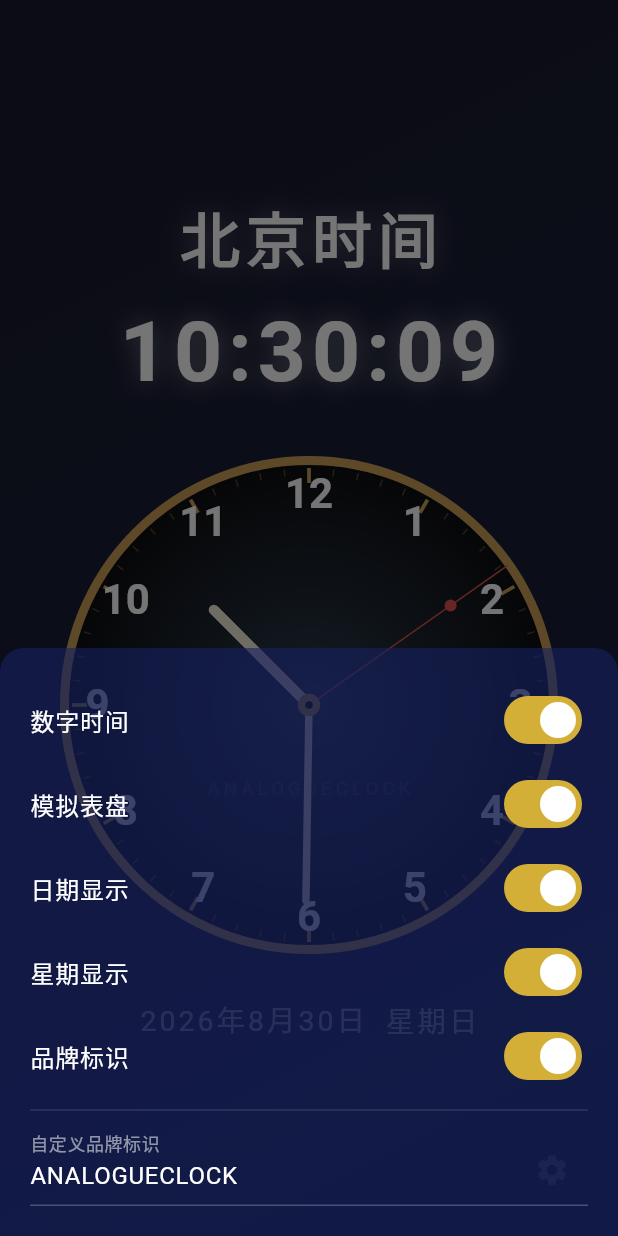
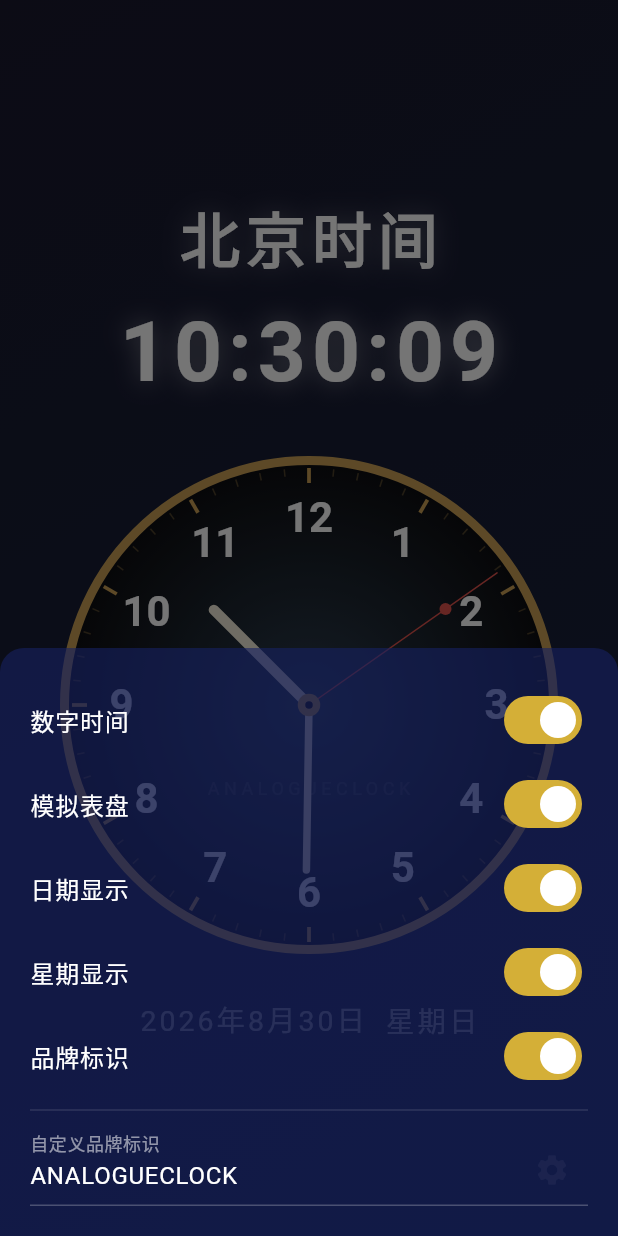
Before and after one commit to abai569/abaiclock, a Flutter app: the screen it shows after launch, after a tap on the "settings" icon, on a phone screen of 412 x 824 dp. Run offline on Flutter 3.47's test engine with Material 3 defaults, Android fonts, the phone set to English and light mode, and no system bars; our stand-ins replace shared_preferences.

Commit message:
sync hand lengths (88/108/150), red dot top:42, numbers radius-38, add settings persistence with shared_preferences

```diff
--- a/lib/main.dart
+++ b/lib/main.dart
@@ -2,6 +2,7 @@ import 'dart:async';
 import 'dart:math';
 import 'package:flutter/material.dart';
 import 'package:flutter/services.dart';
+import 'package:shared_preferences/shared_preferences.dart';
 
 void main() {
   runApp(const MyApp());
@@ -42,17 +43,41 @@ class _ClockPageState extends State<ClockPage> {
   bool _showWeekday = true;
   bool _showBrand = true;
   String _brandText = 'ANALOGUECLOCK';
+  bool _initialized = false;
 
   final List<String> _weekdays = ['星期日', '星期一', '星期二', '星期三', '星期四', '星期五', '星期六'];
 
   @override
   void initState() {
     super.initState();
+    _loadSettings();
     _timer = Timer.periodic(const Duration(milliseconds: 16), (_) {
       setState(() {
         _now = DateTime.now();
       });
     });
+  }
+
+  Future<void> _loadSettings() async {
+    final prefs = await SharedPreferences.getInstance();
+    setState(() {
+      _showDigital = prefs.getBool('showDigital') ?? true;
+      _showAnalog = prefs.getBool('showAnalog') ?? true;
+      _showDate = prefs.getBool('showDate') ?? true;
+      _showWeekday = prefs.getBool('showWeekday') ?? true;
+      _showBrand = prefs.getBool('showBrand') ?? true;
+      _brandText = prefs.getString('brandText') ?? 'ANALOGUECLOCK';
+      _initialized = true;
+    });
+  }
+
+  Future<void> _saveSetting(String key, dynamic value) async {
+    final prefs = await SharedPreferences.getInstance();
+    if (value is bool) {
+      await prefs.setBool(key, value);
+    } else if (value is String) {
+      await prefs.setString(key, value);
+    }
   }
 
   @override
@@ -197,22 +222,27 @@ class _ClockPageState extends State<ClockPage> {
               _buildToggleItem('数字时间', _showDigital, (v) {
                 setModalState(() => _showDigital = v);
                 setState(() {});
+                _saveSetting('showDigital', v);
               }),
               _buildToggleItem('模拟表盘', _showAnalog, (v) {
                 setModalState(() => _showAnalog = v);
                 setState(() {});
+                _saveSetting('showAnalog', v);
               }),
               _buildToggleItem('日期显示', _showDate, (v) {
                 setModalState(() => _showDate = v);
                 setState(() {});
+                _saveSetting('showDate', v);
               }),
               _buildToggleItem('星期显示', _showWeekday, (v) {
                 setModalState(() => _showWeekday = v);
                 setState(() {});
+                _saveSetting('showWeekday', v);
               }),
               _buildToggleItem('品牌标识', _showBrand, (v) {
                 setModalState(() => _showBrand = v);
                 setState(() {});
+                _saveSetting('showBrand', v);
               }),
               const Divider(color: Colors.white12),
               TextField(
@@ -227,6 +257,7 @@ class _ClockPageState extends State<ClockPage> {
                 onChanged: (v) {
                   setModalState(() => _brandText = v);
                   setState(() {});
+                  _saveSetting('brandText', v);
                 },
                 controller: TextEditingController(text: _brandText),
               ),
@@ -313,8 +344,8 @@ class AnalogClockPainter extends CustomPainter {
     );
     for (int i = 1; i <= 12; i++) {
       final angle = (i * 30 - 90) * pi / 180;
-      final x = center.dx + (radius - 22) * cos(angle);
-      final y = center.dy + (radius - 22) * sin(angle);
+      final x = center.dx + (radius - 38) * cos(angle);
+      final y = center.dy + (radius - 38) * sin(angle);
 
       textPainter.text = TextSpan(
         text: '$i',
@@ -351,13 +382,13 @@ class AnalogClockPainter extends CustomPainter {
     final hourAngle = (hour * 30 + minute * 0.5) * pi / 180;
     _drawHand(canvas, center, radius * 0.55, hourAngle, 7, const Color(0xFFf1ebd9));
 
-    // 分针 (128px / 160半径 = 0.8)
+    // 分针 (108px / 160半径 = 0.675)
     final minuteAngle = (minute * 6 + second * 0.1) * pi / 180;
-    _drawHand(canvas, center, radius * 0.8, minuteAngle, 5, const Color(0xFFf1ebd9));
+    _drawHand(canvas, center, radius * 0.675, minuteAngle, 5, const Color(0xFFf1ebd9));
 
-    // 秒针 (158px / 160半径 = 0.99)
+    // 秒针 (150px / 160半径 = 0.94)
     final secondAngle = (second * 6 + millisecond * 0.006) * pi / 180;
-    _drawSecondHand(canvas, center, radius * 0.99, secondAngle);
+    _drawSecondHand(canvas, center, radius * 0.94, secondAngle);
 
     // 中心铆钉 (金色圆环)
     final centerOuterPaint = Paint()..color = const Color(0xFFcaa055);
@@ -396,10 +427,10 @@ class AnalogClockPainter extends CustomPainter {
 
     canvas.drawLine(center, endPoint, paint);
 
-    // 末端红色圆点 (8px直径, 在top:46px位置)
+    // 末端红色圆点 (8px直径, 在top:42px位置)
     final dotPaint = Paint()..color = const Color(0xFFe0524c);
-    // 计算红点位置：从秒针末端往回46px
-    final dotOffset = 46.0;
+    // 计算红点位置：从秒针末端往回42px
+    final dotOffset = 42.0;
     final dotPoint = Offset(
       endPoint.dx - dotOffset * sin(angle),
       endPoint.dy + dotOffset * cos(angle),
--- a/pubspec.yaml
+++ b/pubspec.yaml
@@ -34,6 +34,7 @@ dependencies:
   # The following adds the Cupertino Icons font to your application.
   # Use with the CupertinoIcons class for iOS style icons.
   cupertino_icons: ^1.0.8
+  shared_preferences: ^2.3.0
 
 dev_dependencies:
   flutter_test:
```
